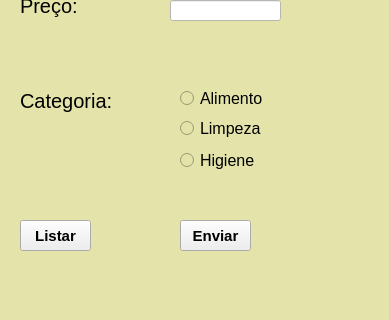
Old version of the form formulario.ui in the repository akkarin934/projeto-es-estoque; both pictures show x 0 to 389 and y 220 to 540 of the 389 by 540 pixel window.
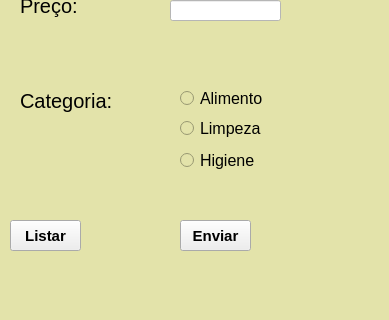
New version of the form.

Diff of the .ui file:
```diff
--- a/formulario.ui
+++ b/formulario.ui
@@ -227,7 +227,7 @@
    <widget class="QPushButton" name="pushButton_2">
     <property name="geometry">
      <rect>
-      <x>20</x>
+      <x>10</x>
       <y>440</y>
       <width>71</width>
       <height>31</height>
```
Left out of the diff: 5 changed lines with no effect on the pictures.
